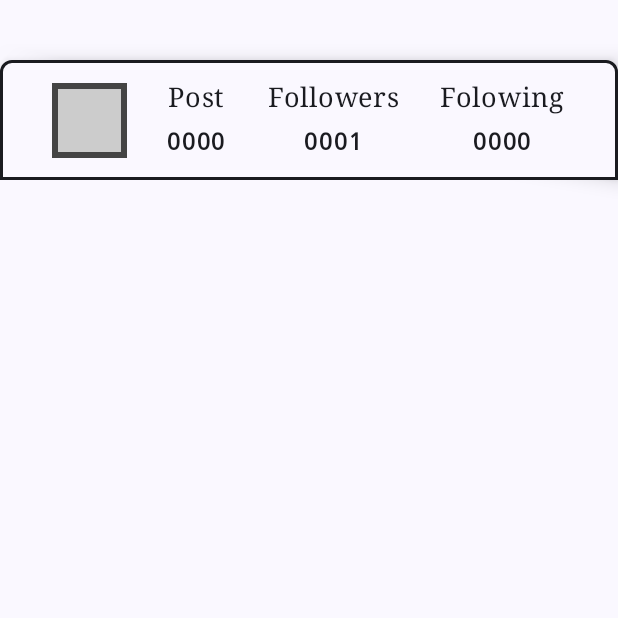
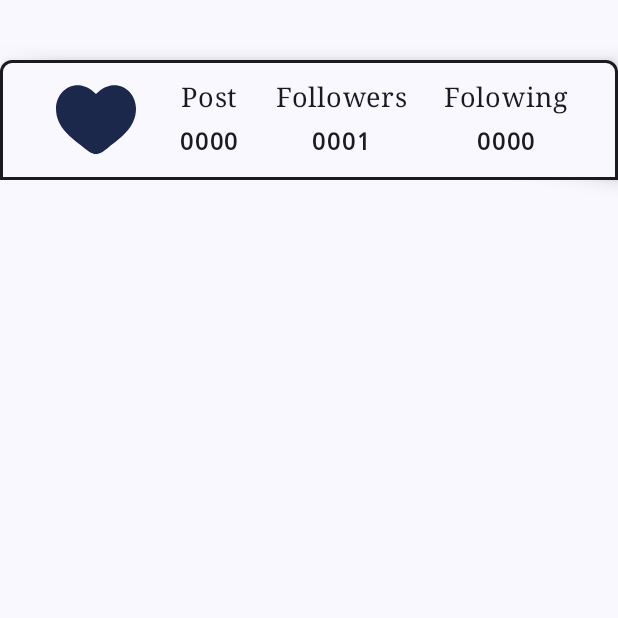
Before and after one commit to Tiltozavour/ComposeLearning, an Android app built with Jetpack Compose: the screen it shows after launch (MainActivity), on a phone screen of 412 x 824 dp, the top half of it. Run offline under Robolectric (Android 15) with nearby library versions, the phone set to English and light mode, and no system bars.

Commit message:
2.8 Image

```diff
--- a/app/src/main/java/com/example/composelearning/ui/theme/Boxes.kt
+++ b/app/src/main/java/com/example/composelearning/ui/theme/Boxes.kt
@@ -2,6 +2,7 @@ package com.example.composelearning.ui.theme
 
 import android.content.res.Resources.Theme
 import androidx.compose.foundation.BorderStroke
+import androidx.compose.foundation.Image
 import androidx.compose.foundation.background
 import androidx.compose.foundation.border
 import androidx.compose.foundation.layout.Arrangement
@@ -12,21 +13,26 @@ import androidx.compose.foundation.layout.fillMaxWidth
 import androidx.compose.foundation.layout.height
 import androidx.compose.foundation.layout.padding
 import androidx.compose.foundation.layout.size
+import androidx.compose.foundation.shape.CircleShape
 import androidx.compose.foundation.shape.RoundedCornerShape
 import androidx.compose.material3.Card
 import androidx.compose.material3.CardDefaults
 import androidx.compose.material3.MaterialTheme
+import androidx.compose.material3.Shapes
 import androidx.compose.material3.SheetValue
 import androidx.compose.material3.Text
 import androidx.compose.runtime.Composable
 import androidx.compose.ui.Alignment
 import androidx.compose.ui.Modifier
+import androidx.compose.ui.draw.clip
 import androidx.compose.ui.graphics.Color
+import androidx.compose.ui.res.painterResource
 import androidx.compose.ui.text.font.FontFamily
 import androidx.compose.ui.text.font.FontWeight
 import androidx.compose.ui.tooling.preview.Preview
 import androidx.compose.ui.unit.dp
 import androidx.compose.ui.unit.sp
+import com.example.composelearning.R
 
 
 @Preview
@@ -49,12 +55,13 @@ fun CardBoxes() {
             verticalAlignment = Alignment.CenterVertically
 
         ) {
-            Box( //первая коробка
-                modifier = Modifier
-                    .size(50.dp)
-                    .background(color = Color.LightGray)
-                    .border(width = 4.dp, color = Color.DarkGray)
+            Image(
+                painter = painterResource(id = R.drawable.ic_heart),
+                contentDescription = "Описание картинки",
+                modifier = Modifier.clip(CircleShape)
+                    .background(MaterialTheme.colorScheme.surface)
             )
+
 
             TitleInfo(title = "Post", value = "0000")
             TitleInfo(title = "Followers", value = "0001")
--- a/app/src/main/java/com/example/composelearning/ui/theme/Theme.kt
+++ b/app/src/main/java/com/example/composelearning/ui/theme/Theme.kt
@@ -16,26 +16,26 @@ private val DarkColorScheme = darkColorScheme(
     primary = Purple80,
     secondary = PurpleGrey80,
     tertiary = Pink80,
-    background = Color.DarkGray, //фон
-    surface = Color.Gray,
-    onPrimary = Color.DarkGray,
+    background = Color.LightGray, //фон
+    surface = Color.DarkGray,
+    onPrimary = Color.LightGray,
     onSecondary = Color.White,
     onTertiary = Color.White,
-    onBackground = Color.White, //на фоне
-    onSurface = Color.White,
+    onBackground = Color.DarkGray, //на фоне
+    onSurface = Color.DarkGray,
 )
 
 private val LightColorScheme = lightColorScheme(
     primary = Purple40,
     secondary = PurpleGrey40,
     tertiary = Pink40,
-    background = Color.LightGray,
-    surface = Color.LightGray,
+    background = Color.DarkGray,
+    surface = Color.DarkGray,
     onPrimary = Color.White,
     onSecondary = Color.White,
     onTertiary = Color.White,
-    onBackground = Color.Black,
-    onSurface = Color.Black,
+    onBackground = Color.LightGray,
+    onSurface = Color.LightGray,
 )
 
 @Composable
--- /dev/null
+++ b/app/src/main/res/drawable/ic_heart.xml
@@ -0,0 +1,9 @@
+<vector xmlns:android="http://schemas.android.com/apk/res/android"
+    android:width="800dp"
+    android:height="800dp"
+    android:viewportWidth="24"
+    android:viewportHeight="24">
+  <path
+      android:pathData="M2,9.137C2,14 6.019,16.591 8.962,18.911C10,19.729 11,20.5 12,20.5C13,20.5 14,19.729 15.038,18.911C17.981,16.591 22,14 22,9.137C22,4.274 16.5,0.825 12,5.501C7.5,0.825 2,4.274 2,9.137Z"
+      android:fillColor="#1C274C"/>
+</vector>
```
